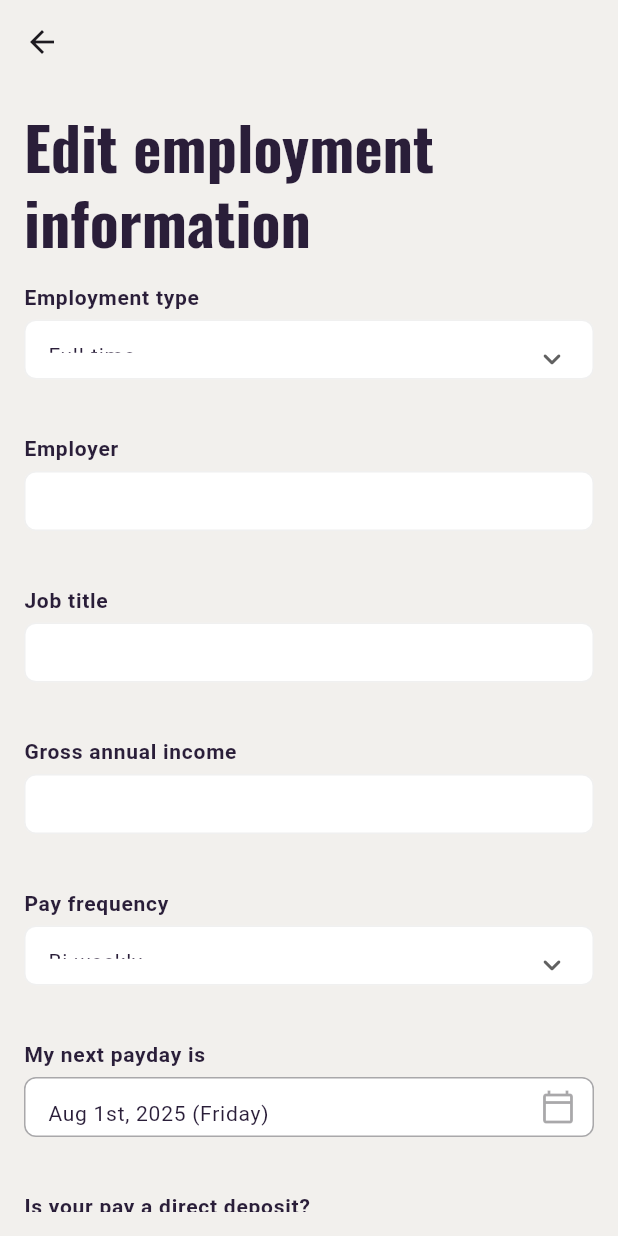
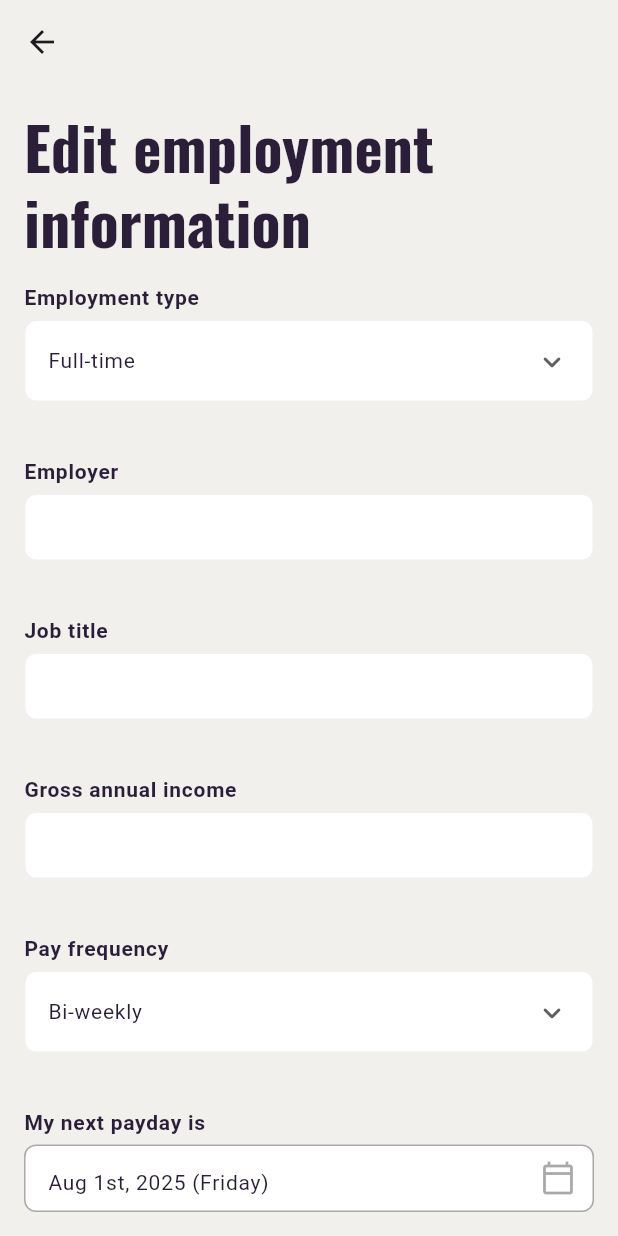
Before and after one commit to aaguil10/ava_take_home, a Flutter app: the EmploymentInfoPage screen opened by its route, after a tap on "Edit", on a phone screen of 412 x 824 dp. Run offline on Flutter 3.47's test engine with Material 3 defaults, Android fonts, the phone set to English and light mode, and no system bars; our stand-ins replace fl_chart, flutter_bloc, go_router, google_fonts, shared_preferences; accounts and stored records are empty.

Commit message:
Added dropdown quick fixes

```diff
--- a/lib/features/employment/view/employment_info_page.dart
+++ b/lib/features/employment/view/employment_info_page.dart
@@ -14,7 +14,7 @@ class EmploymentInfoPage extends StatefulWidget {
 }
 
 class _EmploymentInfoPageState extends State<EmploymentInfoPage> {
-  static const double inputFieldHeight = 60;
+  static const double inputFieldHeight = 65;
   final _formKey = GlobalKey<FormState>();
   late TextEditingController _employerCtrl;
   late TextEditingController _jobTitleCtrl;
@@ -78,6 +78,7 @@ class _EmploymentInfoPageState extends State<EmploymentInfoPage> {
   @override
   Widget build(BuildContext context) {
     return Scaffold(
+      resizeToAvoidBottomInset: true,
       appBar: AppBar(backgroundColor: creamBackground, leading: BackButton()),
       body: BlocListener<EmploymentCubit, EmploymentState>(
         listenWhen: (previous, current) {
@@ -400,15 +401,19 @@ class _EmploymentInfoPageState extends State<EmploymentInfoPage> {
         const SizedBox(height: 4),
         enabled
             ? SizedBox(
-                height: inputFieldHeight,
+                height: inputFieldHeight + 10,
                 child: InputDecorator(
                   decoration: inputDecoration(),
                   child: DropdownButtonHideUnderline(
                     child: DropdownButton<String>(
                       value: value,
                       isExpanded: true,
+                      alignment: Alignment.centerLeft,
                       icon: const Icon(Icons.keyboard_arrow_down_rounded),
                       iconSize: 24,
+                      style: Theme.of(
+                        context,
+                      ).textTheme.bodyLarge?.copyWith(height: 1.0),
                       onChanged: enabled ? (v) => onChanged(v!) : null,
                       items: items
                           .map(
```
